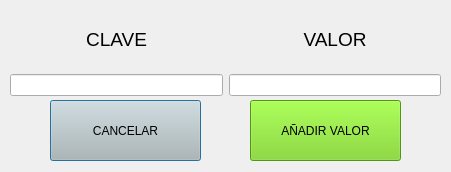
igorrecioh/home_expenses_dsktp, file addconfig.ui: the form before one commit.
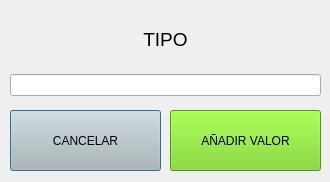
The form after the commit.

```diff
--- a/addconfig.ui
+++ b/addconfig.ui
@@ -6,8 +6,8 @@
    <rect>
     <x>0</x>
     <y>0</y>
-    <width>451</width>
-    <height>172</height>
+    <width>330</width>
+    <height>182</height>
    </rect>
   </property>
   <property name="windowTitle">
@@ -16,8 +16,8 @@
   <widget class="QPushButton" name="cancelConfigAddBtn">
    <property name="geometry">
     <rect>
-     <x>50</x>
-     <y>100</y>
+     <x>10</x>
+     <y>110</y>
      <width>151</width>
      <height>61</height>
     </rect>
@@ -33,8 +33,8 @@
   <widget class="QPushButton" name="updateConfigBtn">
    <property name="geometry">
     <rect>
-     <x>250</x>
-     <y>100</y>
+     <x>170</x>
+     <y>110</y>
      <width>151</width>
      <height>61</height>
     </rect>
@@ -52,47 +52,29 @@
     <rect>
      <x>10</x>
      <y>10</y>
-     <width>431</width>
+     <width>311</width>
      <height>86</height>
     </rect>
    </property>
    <layout class="QGridLayout" name="gridLayout_2">
-    <item row="1" column="1">
+    <item row="1" column="0">
      <widget class="QLineEdit" name="valueEdit"/>
     </item>
-    <item row="0" column="1">
-     <widget class="QLabel" name="label_4">
-      <property name="font">
-       <font>
-        <pointsize>14</pointsize>
-       </font>
-      </property>
-      <property name="text">
-       <string>VALOR</string>
-      </property>
-      <property name="alignment">
-       <set>Qt::AlignCenter</set>
-      </property>
-     </widget>
-    </item>
     <item row="0" column="0">
-     <widget class="QLabel" name="label_3">
+     <widget class="QLabel" name="label_4">
       <property name="font">
        <font>
         <pointsize>14</pointsize>
        </font>
       </property>
       <property name="text">
-       <string>CLAVE</string>
+       <string>TIPO</string>
       </property>
       <property name="alignment">
        <set>Qt::AlignCenter</set>
       </property>
      </widget>
     </item>
-    <item row="1" column="0">
-     <widget class="QLineEdit" name="valueEdit_2"/>
-    </item>
    </layout>
   </widget>
  </widget>
```
